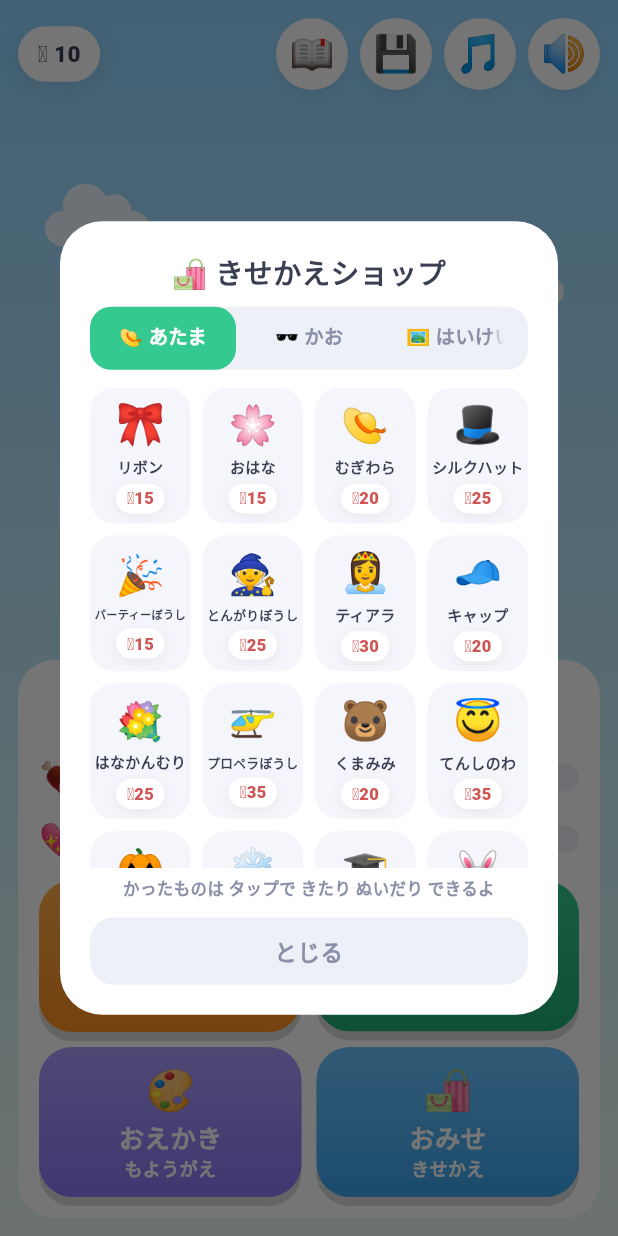
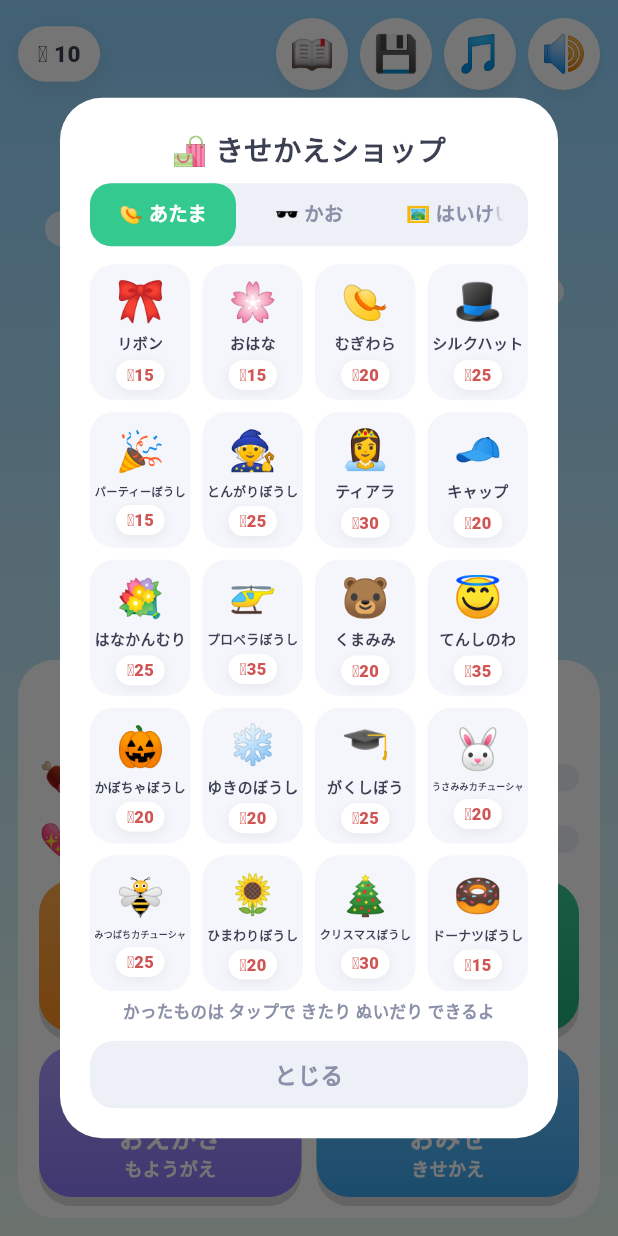
Before and after one commit to kensusai/mokomon, a Flutter app: the screen it shows after launch, after a tap on "🛍️", on a phone screen of 412 x 824 dp. Run offline on Flutter 3.47's test engine with Material 3 defaults, Android fonts, the phone set to English and light mode, and no system bars; our stand-ins replace audioplayers, shared_preferences; Roboto replaces fonts that are missing (MPLUSRounded1c).

Commit message:
Fix: show every shop cell instead of clipping the last rows
The shop's TabBarView was pinned to a hardcoded 320px. With 20 head
items, 20 face items and 19 backgrounds (+おまかせ) each tab needs 5
rows, so rows 4-5 fell outside the box — and since the grids use
NeverScrollableScrollPhysics they were unreachable. The sliver culled
them entirely, so the cells were never even built.

Derive the height from the actual item counts and take the tallest of
the three tabs, so adding items or themes can't silently clip a row
again. The modal shell already scrolls when the result is too tall.

Regression test asserts the last background cell (おまかせ) is built and
sits inside the grid's bounds.

Co-Authored-By: Claude Opus 4.8 <noreply@anthropic.com>

```diff
--- a/app/lib/widgets/shop_sheet.dart
+++ b/app/lib/widgets/shop_sheet.dart
@@ -1,3 +1,5 @@
+import 'dart:math';
+
 import 'package:flutter/material.dart';
 
 import '../data/backgrounds.dart';
@@ -7,7 +9,8 @@ import 'toast.dart';
 import 'ui_kit.dart';
 
 /// きせかえショップ(docs/game-design.md §7)。
-/// 「あたま/かお/はいけい」のタブ切替で、各タブは1画面(スクロールなし)。
+/// 「あたま/かお/はいけい」のタブ切替。各タブのグリッドは中でスクロールせず、
+/// 全セルが並ぶ高さを確保する(入りきらない場合はモーダル本体側がスクロールする)。
 Future<void> showShopModal(BuildContext context, GameController controller) {
   return showDialog(
     context: context,
@@ -44,14 +47,16 @@ Future<void> showShopModal(BuildContext context, GameController controller) {
             ),
           ],
           body: [
-            SizedBox(
-              height: 320,
+            LayoutBuilder(
+              builder: (context, box) => SizedBox(
+                height: _tallestTabHeight(box.maxWidth),
                 child: TabBarView(
                   children: [
                     _itemGrid(controller, ItemSlot.head),
                     _itemGrid(controller, ItemSlot.face),
                     _bgGrid(controller),
                   ],
+                ),
               ),
             ),
             const SizedBox(height: 6),
@@ -72,13 +77,41 @@ Future<void> showShopModal(BuildContext context, GameController controller) {
   );
 }
 
+/// グリッド共通のレイアウト定数。3タブとも同じ列数・間隔で並べる。
+const _cols = 4;
+const _gap = 8.0;
+const _itemAspect = 0.74;
+const _bgAspect = 0.8;
+
+/// [count] 個のセルを [_cols] 列で並べたときに必要な高さ。
+double _gridHeight(double width, int count, double aspect) {
+  final cell = (width - _gap * (_cols - 1)) / _cols;
+  final rows = (count / _cols).ceil();
+  return rows * (cell / aspect) + (rows - 1) * _gap;
+}
+
+/// `TabBarView` は子の高さを測れないので、3タブのうち一番背の高いものに合わせる。
+///
+/// 固定値にしていたときは、アイテムや背景テーマを増やすたびに下の行が
+/// 見切れ、`NeverScrollableScrollPhysics` のせいで手も届かなくなっていた
+/// (実際には sliver がカリングして生成すらされない)。データ件数から
+/// 算出することで、追加しても無言で壊れないようにする。
+double _tallestTabHeight(double width) {
+  int slotCount(ItemSlot slot) => shopItems.where((i) => i.slot == slot).length;
+  return [
+    _gridHeight(width, slotCount(ItemSlot.head), _itemAspect),
+    _gridHeight(width, slotCount(ItemSlot.face), _itemAspect),
+    _gridHeight(width, bgThemes.length + 1, _bgAspect), // +1 = おまかせ
+  ].reduce(max);
+}
+
 Widget _itemGrid(GameController controller, ItemSlot slot) => GridView.count(
-      crossAxisCount: 4,
+      crossAxisCount: _cols,
       shrinkWrap: true,
       physics: const NeverScrollableScrollPhysics(),
-      mainAxisSpacing: 8,
-      crossAxisSpacing: 8,
-      childAspectRatio: 0.74,
+      mainAxisSpacing: _gap,
+      crossAxisSpacing: _gap,
+      childAspectRatio: _itemAspect,
       children: [
         for (final item in shopItems)
           if (item.slot == slot) _ShopCell(item: item, controller: controller),
@@ -87,12 +120,12 @@ Widget _itemGrid(GameController controller, ItemSlot slot) => GridView.count(
 
 /// 背景テーマの切替(コインで購入・端末ローカルで所持管理)。docs/game-design.md §13。
 Widget _bgGrid(GameController controller) => GridView.count(
-      crossAxisCount: 4,
+      crossAxisCount: _cols,
       shrinkWrap: true,
       physics: const NeverScrollableScrollPhysics(),
-      mainAxisSpacing: 8,
-      crossAxisSpacing: 8,
-      childAspectRatio: 0.8,
+      mainAxisSpacing: _gap,
+      crossAxisSpacing: _gap,
+      childAspectRatio: _bgAspect,
       children: [
         for (var i = 0; i < bgThemes.length; i++)
           _BgCell(index: i, controller: controller),
```
Also changed, not shown: 1 other file. Lines whose indentation alone changed are shown as unchanged.
